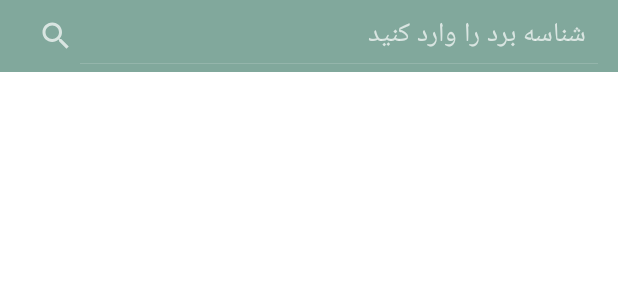
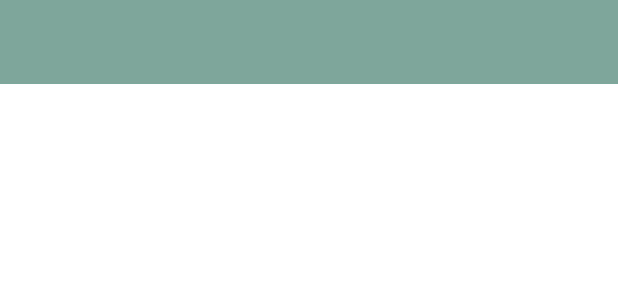
Before and after one commit to nacls/ResaAndroidApp, an Android app: the layout activity_search_board.xml on its own in the app's theme, with its tools: preview values and no code run, on a phone screen of 412 x 824 dp. Shown: the top 300 px of the screen. Run offline under Robolectric (Android 15) with nearby library versions, the phone set to English and light mode, and no system bars.

Commit message:
Fix: added toolbar to search ad board members activity

```diff
--- a/app/src/main/java/ir/ceit/resa/contract/BoardMembersContract.java
+++ b/app/src/main/java/ir/ceit/resa/contract/BoardMembersContract.java
@@ -13,8 +13,6 @@ public interface BoardMembersContract {
 
         void showBoardMembers(List<BoardMemberResponse> members);
 
-        void showBoardCategoryError(String error);
-
         void showToastStatus(String status, boolean isLong);
     }
 
--- a/app/src/main/res/layout/activity_search_board.xml
+++ b/app/src/main/res/layout/activity_search_board.xml
@@ -10,12 +10,23 @@
         android:layout_height="match_parent"
         android:orientation="vertical">
 
+        <LinearLayout
+            android:id="@+id/container_toolbar"
+            android:layout_width="match_parent"
+            android:layout_height="wrap_content"
+            android:orientation="vertical">
+
+            <include
+                android:id="@+id/search_toolbar"
+                layout="@layout/board_toolbar" />
+        </LinearLayout>
+
         <SearchView
             android:id="@+id/searchView"
             android:layout_width="match_parent"
             android:layout_height="wrap_content"
             android:layout_gravity="top"
-            android:background="@color/main"
+            android:background="@color/white"
             android:gravity="start"
             android:iconifiedByDefault="false"
             android:padding="5dp"
--- a/app/src/main/res/values/strings.xml
+++ b/app/src/main/res/values/strings.xml
@@ -75,6 +75,7 @@
     <string name="sure_to_exit">آیا از خروج اطمینان دارید؟</string>
 
     <string name="search_board_hint">شناسه برد را وارد کنید</string>
+    <string name="search_board">جست و جوی برد</string>
 
     <string-array name="navigation_drawer_items_array">
         <item>پروفایل</item>
```
Also changed, not shown: app/src/main/java/ir/ceit/resa/view/activity/BoardMembersActivity.java (+22 -6 lines), app/src/main/java/ir/ceit/resa/view/activity/SearchBoardActivity.java (+13 -0 lines), app/src/main/res/layout/activity_board_members.xml (+20 -0 lines).
